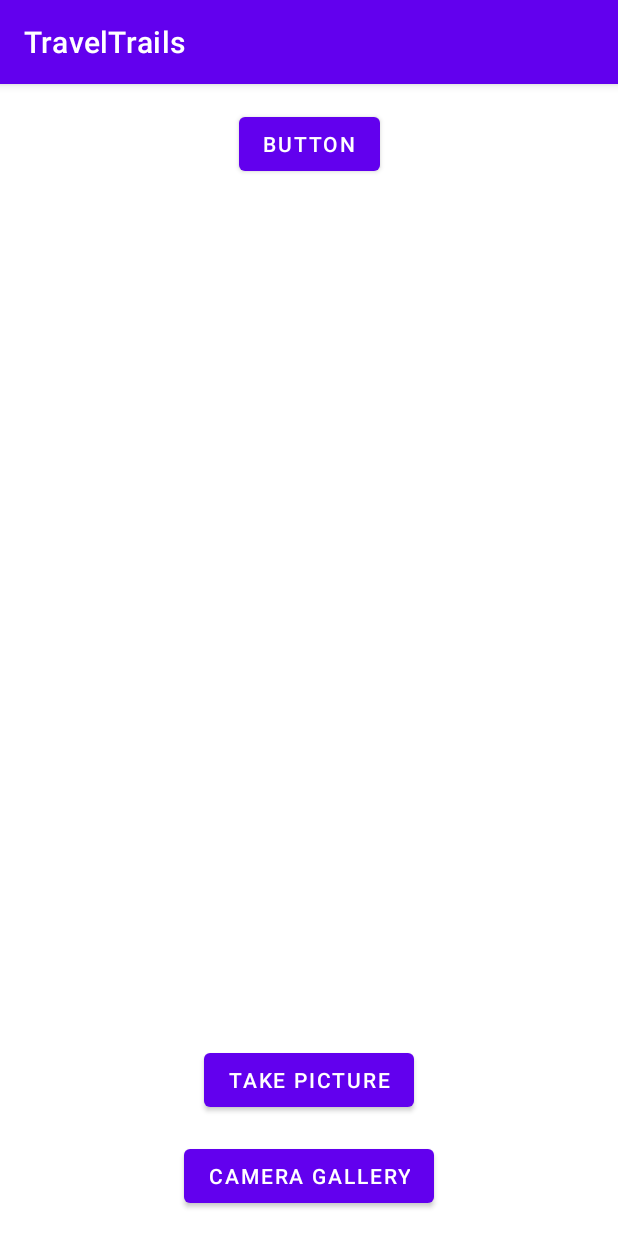
After one commit to rhudson11/TravelTrails, an Android app: the CameraActivity screen opened directly, with no data from a screen before it, on a phone screen of 412 x 824 dp. The commit adds this screen. Run offline under Robolectric (Android 15) with nearby library versions, the phone set to English and light mode, and no system bars.

Commit message:
take picture and display

```diff
--- a/app/src/main/AndroidManifest.xml
+++ b/app/src/main/AndroidManifest.xml
@@ -9,7 +9,8 @@
         android:roundIcon="@mipmap/ic_launcher_round"
         android:supportsRtl="true"
         android:theme="@style/Theme.TravelTrails">
-        <activity android:name=".StartTrailActivity"></activity>
+        <activity android:name=".CameraActivity"></activity>
+        <activity android:name=".StartTrailActivity" />
         <activity android:name=".GalleryActivity" />
         <activity android:name=".HomeActivity" />
         <activity android:name=".RegisterActivity" />
--- /dev/null
+++ b/app/src/main/java/com/example/traveltrails/CameraActivity.kt
@@ -0,0 +1,56 @@
+package com.example.traveltrails
+
+import android.app.Activity
+import android.content.ContentValues
+import android.content.Intent
+import android.net.Uri
+import androidx.appcompat.app.AppCompatActivity
+import android.os.Bundle
+import android.provider.MediaStore
+import android.view.View
+import android.widget.Button
+import android.widget.ImageView
+
+class CameraActivity : AppCompatActivity() {
+
+    private lateinit var take_picture_button: Button
+    private lateinit var camera_gallery_button: Button
+    private var imageUri: Uri? = null
+    private lateinit var image_viewer: ImageView
+
+    override fun onCreate(savedInstanceState: Bundle?) {
+        super.onCreate(savedInstanceState)
+        setContentView(R.layout.activity_camera)
+
+        take_picture_button = findViewById(R.id.take_picture_button)
+        image_viewer = findViewById(R.id.image_viewer)
+
+        take_picture_button.setOnClickListener { v: View ->
+            val values = ContentValues()
+         //   values.put(MediaStore.Images.Media.TITLE, R.string.take_picture)
+          //  values.put(MediaStore.Images.Media.DESCRIPTION, R.string.take_picture_description)
+            imageUri = this?.contentResolver?.insert(MediaStore.Images.Media.EXTERNAL_CONTENT_URI, values)
+
+            // Create camera intent
+            val intent = Intent(MediaStore.ACTION_IMAGE_CAPTURE)
+            intent.putExtra(MediaStore.EXTRA_OUTPUT, imageUri)
+
+            // Launch intent
+            startActivityForResult(intent, 1001)
+        }
+    }
+
+    override fun onActivityResult(requestCode: Int, resultCode: Int, data: Intent?) {
+        super.onActivityResult(requestCode, resultCode, data)
+
+        // Callback from camera intent
+        if (resultCode == Activity.RESULT_OK){
+            // Set image captured to image view
+            image_viewer.setImageURI(imageUri)
+        }
+        else {
+            // Failed to take picture
+            print("Failed to take camera picture")
+        }
+    }
+}
--- a/app/src/main/java/com/example/traveltrails/HomeActivity.kt
+++ b/app/src/main/java/com/example/traveltrails/HomeActivity.kt
@@ -31,5 +31,10 @@ class HomeActivity : AppCompatActivity() {
             val intent = Intent(this, GalleryActivity::class.java)
             startActivity(intent)
         }
+
+        camera_button.setOnClickListener { v: View ->
+            val intent = Intent(this, CameraActivity::class.java)
+            startActivity(intent)
+        }
     }
 }
--- /dev/null
+++ b/app/src/main/res/layout/activity_camera.xml
@@ -0,0 +1,48 @@
+<?xml version="1.0" encoding="utf-8"?>
+<androidx.constraintlayout.widget.ConstraintLayout xmlns:android="http://schemas.android.com/apk/res/android"
+    xmlns:app="http://schemas.android.com/apk/res-auto"
+    xmlns:tools="http://schemas.android.com/tools"
+    android:layout_width="match_parent"
+    android:layout_height="match_parent"
+    tools:context=".CameraActivity">
+
+    <Button
+        android:id="@+id/button"
+        android:layout_width="wrap_content"
+        android:layout_height="wrap_content"
+        android:layout_marginTop="16dp"
+        android:text="Button"
+        app:layout_constraintEnd_toEndOf="parent"
+        app:layout_constraintStart_toStartOf="parent"
+        app:layout_constraintTop_toTopOf="parent" />
+
+    <ImageView
+        android:id="@+id/image_viewer"
+        android:layout_width="wrap_content"
+        android:layout_height="wrap_content"
+        app:layout_constraintBottom_toTopOf="@+id/camera_gallery_button"
+        app:layout_constraintEnd_toEndOf="parent"
+        app:layout_constraintStart_toStartOf="parent"
+        app:layout_constraintTop_toBottomOf="@+id/button"
+        tools:srcCompat="@tools:sample/avatars" />
+
+    <Button
+        android:id="@+id/camera_gallery_button"
+        android:layout_width="wrap_content"
+        android:layout_height="wrap_content"
+        android:layout_marginBottom="16dp"
+        android:text="Camera Gallery"
+        app:layout_constraintBottom_toBottomOf="parent"
+        app:layout_constraintEnd_toEndOf="parent"
+        app:layout_constraintStart_toStartOf="parent" />
+
+    <Button
+        android:id="@+id/take_picture_button"
+        android:layout_width="wrap_content"
+        android:layout_height="wrap_content"
+        android:layout_marginBottom="16dp"
+        android:text="Take Picture"
+        app:layout_constraintBottom_toTopOf="@+id/camera_gallery_button"
+        app:layout_constraintEnd_toEndOf="parent"
+        app:layout_constraintStart_toStartOf="parent" />
+</androidx.constraintlayout.widget.ConstraintLayout>
```
